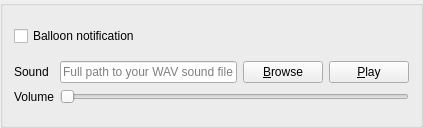
martinrotter/rssguard, file src/librssguard/gui/notifications/singlenotificationeditor.ui: the form before one commit.
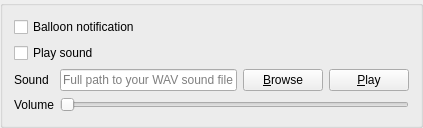
The form after the commit. Custom widgets are drawn as their Qt base class.

Commit message: make sounds of notification switchable on/off

Diff of the .ui file:
```diff
--- a/src/librssguard/gui/notifications/singlenotificationeditor.ui
+++ b/src/librssguard/gui/notifications/singlenotificationeditor.ui
@@ -24,6 +24,13 @@
      </property>
     </widget>
    </item>
+   <item>
+    <widget class="QCheckBox" name="m_cbPlaySound">
+     <property name="text">
+      <string>Play sound</string>
+     </property>
+    </widget>
+   </item>
    <item>
     <widget class="QWidget" name="m_wdgSound" native="true">
      <property name="sizePolicy">
```
Left out of the diff: 4 changed lines with no effect on the pictures. The commit also changes 5 other files.
